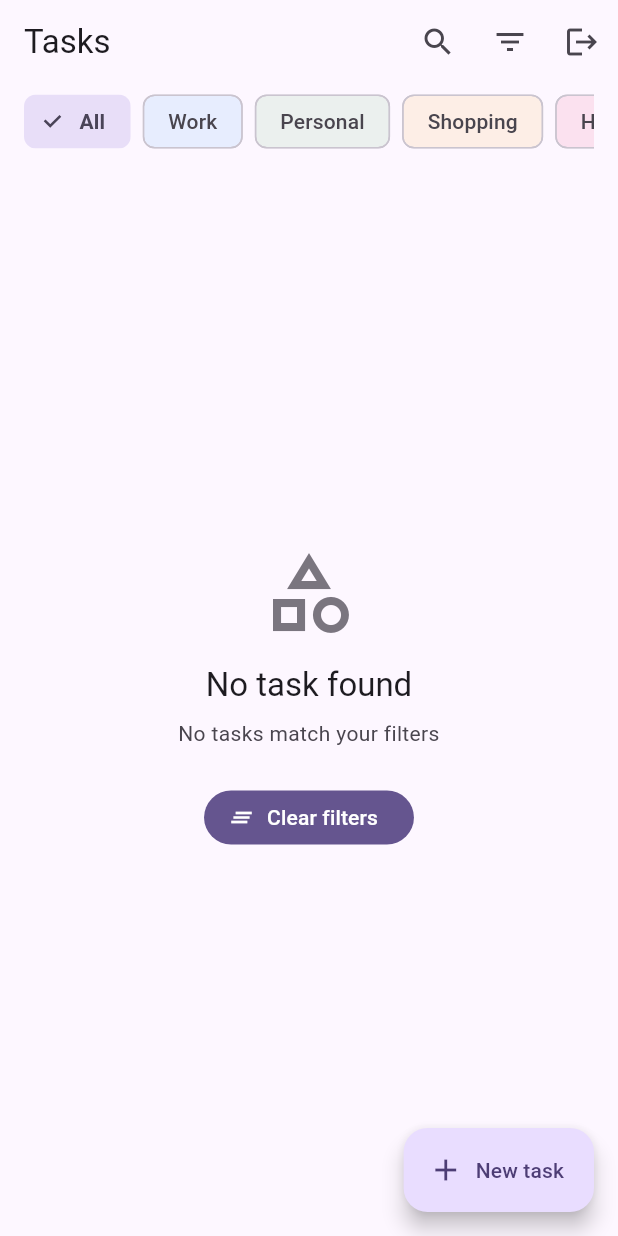
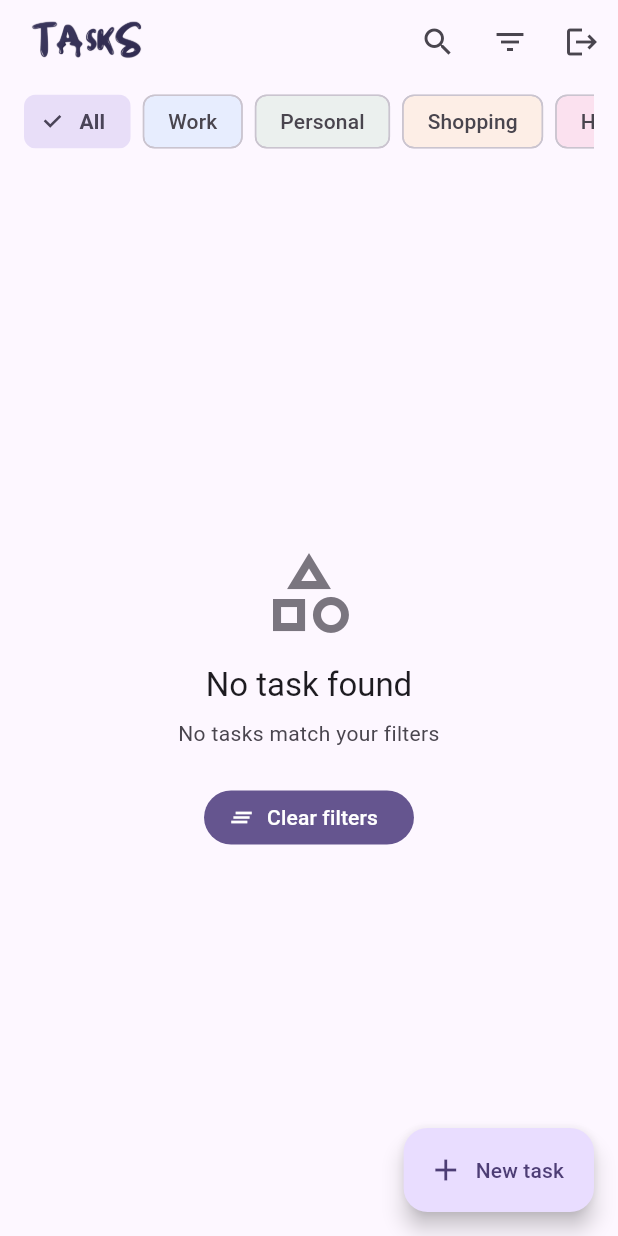
Before and after one commit to enstso/todoListFlutter, a Flutter app: the screen it shows once a user with an empty profile is signed in, on a phone screen of 412 x 824 dp. Run offline on Flutter 3.47's test engine with Material 3 defaults, Android fonts, the phone set to English and light mode, and no system bars; our stand-ins replace cloud_firestore, firebase_auth, firebase_core, firebase_storage, image_picker; accounts and stored records are empty; generated files the repository leaves out were written again.

Commit message:
Add logo asset and update tasks page title to display logo

```diff
--- a/lib/ui/pages/tasks_page.dart
+++ b/lib/ui/pages/tasks_page.dart
@@ -40,7 +40,9 @@ class _TasksScaffold extends StatelessWidget {
 
     return Scaffold(
       appBar: AppBar(
-        title: const Text('Tasks'),
+        title: Image.asset('assets/logo.png',
+         height: 58,
+         ),
         actions: [
           IconButton(
             icon: const Icon(Icons.search),
@@ -181,7 +183,6 @@ void _showFilterDialog(BuildContext context) {
   );
 }
 
-
 class _ActiveFilters extends StatelessWidget {
   const _ActiveFilters();
   @override
--- a/pubspec.yaml
+++ b/pubspec.yaml
@@ -28,3 +28,5 @@ dev_dependencies:
 
 flutter:
   uses-material-design: true
+  assets:
+    - assets/logo.png
```
Also changed, not shown: assets/logo.png (added).
